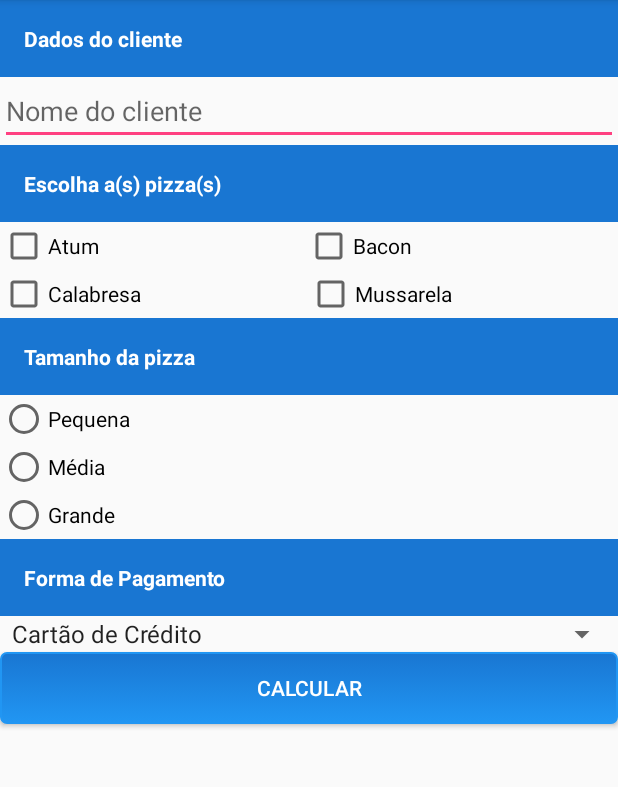
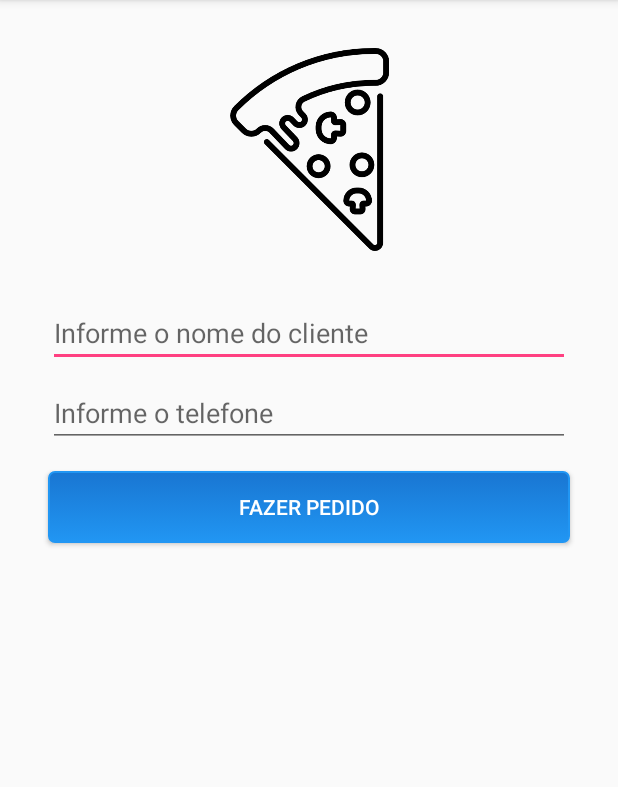
Before and after one commit to iagofontes/HelloAndroid, an Android app: the screen it shows after launch (MainActivity before the commit, LoginActivity after it), on a phone screen of 412 x 824 dp, the part 84-871 px from its top. Run offline under Robolectric (Android 15) with nearby library versions, the phone set to English and light mode, and no system bars.

Commit message:
login ok

```diff
--- /dev/null
+++ b/app/src/main/java/br/com/iagofontes/helloandroid/extensions/EditTextExt.kt
@@ -0,0 +1,5 @@
+package br.com.iagofontes.helloandroid.extensions
+
+import android.widget.EditText
+
+fun EditText.value() = this.text.toString()
--- /dev/null
+++ b/app/src/main/java/br/com/iagofontes/helloandroid/ui/login/LoginActivity.kt
@@ -0,0 +1,30 @@
+package br.com.iagofontes.helloandroid.ui.login
+
+import android.content.Intent
+import android.support.v7.app.AppCompatActivity
+import android.os.Bundle
+import br.com.iagofontes.helloandroid.R
+import br.com.iagofontes.helloandroid.extensions.value
+import br.com.iagofontes.helloandroid.ui.main.MainActivity
+import kotlinx.android.synthetic.main.activity_login.*
+
+class LoginActivity : AppCompatActivity() {
+
+    override fun onCreate(savedInstanceState: Bundle?) {
+        super.onCreate(savedInstanceState)
+        setContentView(R.layout.activity_login)
+
+        btnFazerPedido.setOnClickListener {
+            fazerPedido()
+        }
+
+    }
+
+    private fun fazerPedido() {
+        val intent = Intent(this, MainActivity::class.java)
+        intent.putExtra("nome", this.inputNome.value())
+        intent.putExtra("telefone", this.inputTelefone.value())
+        startActivity(intent)
+    }
+
+}
--- /dev/null
+++ b/app/src/main/java/br/com/iagofontes/helloandroid/ui/main/MainViewModel.kt
@@ -0,0 +1 @@
+package br.com.iagofontes.helloandroid.ui.main
--- /dev/null
+++ b/app/src/main/res/layout/activity_login.xml
@@ -0,0 +1,60 @@
+<?xml version="1.0" encoding="utf-8"?>
+<android.support.constraint.ConstraintLayout xmlns:android="http://schemas.android.com/apk/res/android"
+    xmlns:app="http://schemas.android.com/apk/res-auto"
+    xmlns:tools="http://schemas.android.com/tools"
+    android:layout_width="match_parent"
+    android:layout_height="match_parent"
+    tools:context=".ui.login.LoginActivity">
+
+    <ImageView
+        android:id="@+id/imageView"
+        android:layout_width="182dp"
+        android:layout_height="135dp"
+        android:layout_marginEnd="8dp"
+        android:layout_marginStart="8dp"
+        android:layout_marginTop="32dp"
+        app:layout_constraintEnd_toEndOf="parent"
+        app:layout_constraintStart_toStartOf="parent"
+        app:layout_constraintTop_toTopOf="parent"
+        app:srcCompat="@drawable/pizza" />
+
+    <EditText
+        android:id="@+id/inputNome"
+        android:layout_width="0dp"
+        android:layout_height="wrap_content"
+        android:layout_marginEnd="32dp"
+        android:layout_marginStart="32dp"
+        android:layout_marginTop="32dp"
+        android:ems="10"
+        android:hint="Informe o nome do cliente"
+        android:inputType="textPersonName"
+        app:layout_constraintEnd_toEndOf="parent"
+        app:layout_constraintStart_toStartOf="parent"
+        app:layout_constraintTop_toBottomOf="@+id/imageView" />
+
+    <EditText
+        android:id="@+id/inputTelefone"
+        android:layout_width="0dp"
+        android:layout_height="wrap_content"
+        android:layout_marginTop="8dp"
+        android:ems="10"
+        android:hint="Informe o telefone"
+        android:inputType="textPersonName|phone"
+        app:layout_constraintEnd_toEndOf="@+id/inputNome"
+        app:layout_constraintStart_toStartOf="@+id/inputNome"
+        app:layout_constraintTop_toBottomOf="@+id/inputNome" />
+
+
+    <Button
+        android:id="@+id/btnFazerPedido"
+        android:layout_width="0dp"
+        android:layout_height="wrap_content"
+        android:layout_marginTop="16dp"
+        android:background="@drawable/botao_personalizado"
+        android:text="FAZER PEDIDO"
+        android:textColor="#FFF"
+        app:layout_constraintEnd_toEndOf="@+id/inputTelefone"
+        app:layout_constraintStart_toStartOf="@+id/inputTelefone"
+        app:layout_constraintTop_toBottomOf="@+id/inputTelefone" />
+
+</android.support.constraint.ConstraintLayout>
--- a/app/src/main/res/layout/activity_main.xml
+++ b/app/src/main/res/layout/activity_main.xml
@@ -4,7 +4,7 @@
     xmlns:tools="http://schemas.android.com/tools"
     android:layout_width="match_parent"
     android:layout_height="match_parent"
-    tools:context=".MainActivity">
+    tools:context=".ui.main.MainActivity">
 
     <LinearLayout xmlns:android="http://schemas.android.com/apk/res/android"
         xmlns:app="http://schemas.android.com/apk/res-auto"
@@ -12,16 +12,20 @@
         android:layout_width="match_parent"
         android:layout_height="match_parent"
         android:orientation="vertical"
-        tools:context=".MainActivity">
+        tools:context=".ui.main.MainActivity">
         <!--android:padding="16dp"-->
 
         <TextView
             style="@style/label_titulo_padding"
             android:text="@string/label_dado_cliente" />
 
-        <EditText
+        <!--android:hint="@string/edit_nome_cliente"-->
+        <TextView
+            android:id="@+id/tvNome"
             style="@style/label_titulo"
-            android:hint="@string/edit_nome_cliente" />
+            android:layout_marginTop="16dp"
+            android:layout_marginBottom="16dp"
+            tools:text="Fulano da Silva"/>
 
         <TextView
             style="@style/label_titulo_padding"
--- a/app/src/main/res/values/strings.xml
+++ b/app/src/main/res/values/strings.xml
@@ -18,4 +18,7 @@
     <string name="cupom">Cupom</string>
     <string name="fiado">Fiado</string>
     <string name="botao_calcular">Calcular</string>
+
+    <string name="saudacao">Olá %1$s. Vamos ligar para o número %2$s</string>
+
 </resources>
--- a/app/src/main/res/values/styles.xml
+++ b/app/src/main/res/values/styles.xml
@@ -9,7 +9,7 @@
     </style>
 
     <style name="checkbox_pizza">
-        <item name="android:layout_width">wrap_content</item>
+        <item name="android:layout_width">match_parent</item>
         <item name="android:layout_height">wrap_content</item>
         <item name="android:layout_weight">1</item>
     </style>
```
Also changed, not shown: app/build.gradle (+6 -1 lines), app/src/main/AndroidManifest.xml (+5 -2 lines), app/src/main/java/br/com/iagofontes/helloandroid/MainActivity.kt (deleted, +0 -13 lines), app/src/main/java/br/com/iagofontes/helloandroid/ui/main/MainActivity.kt (added, +18 -0 lines), app/src/main/res/drawable/pizza.png (added).
